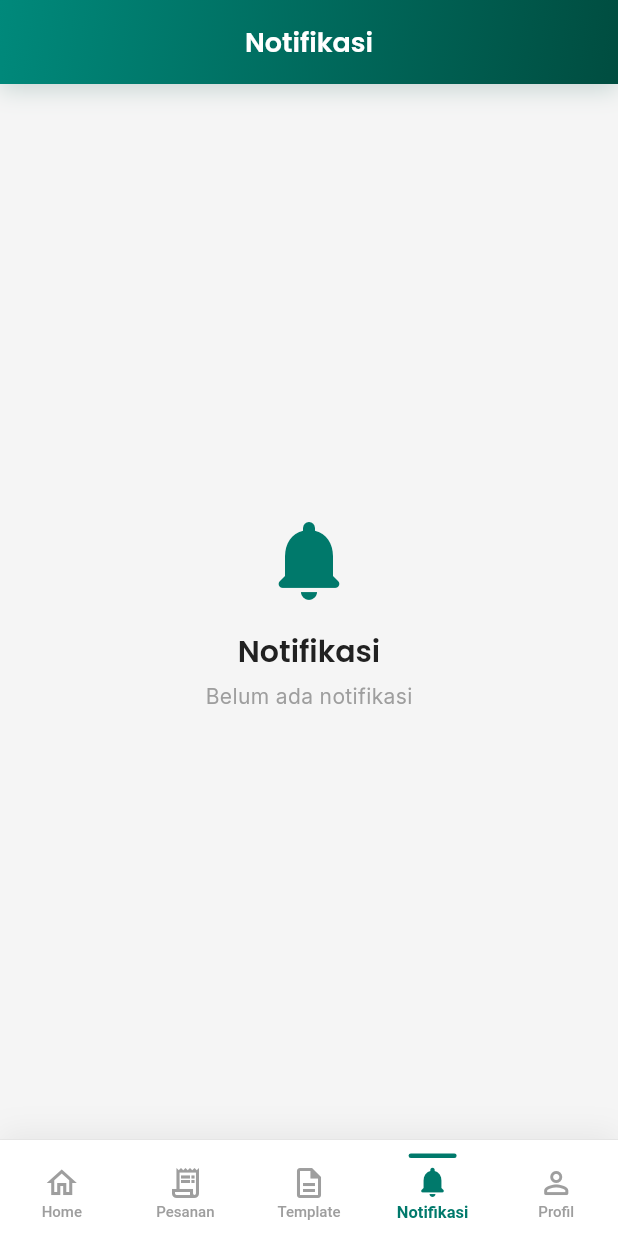
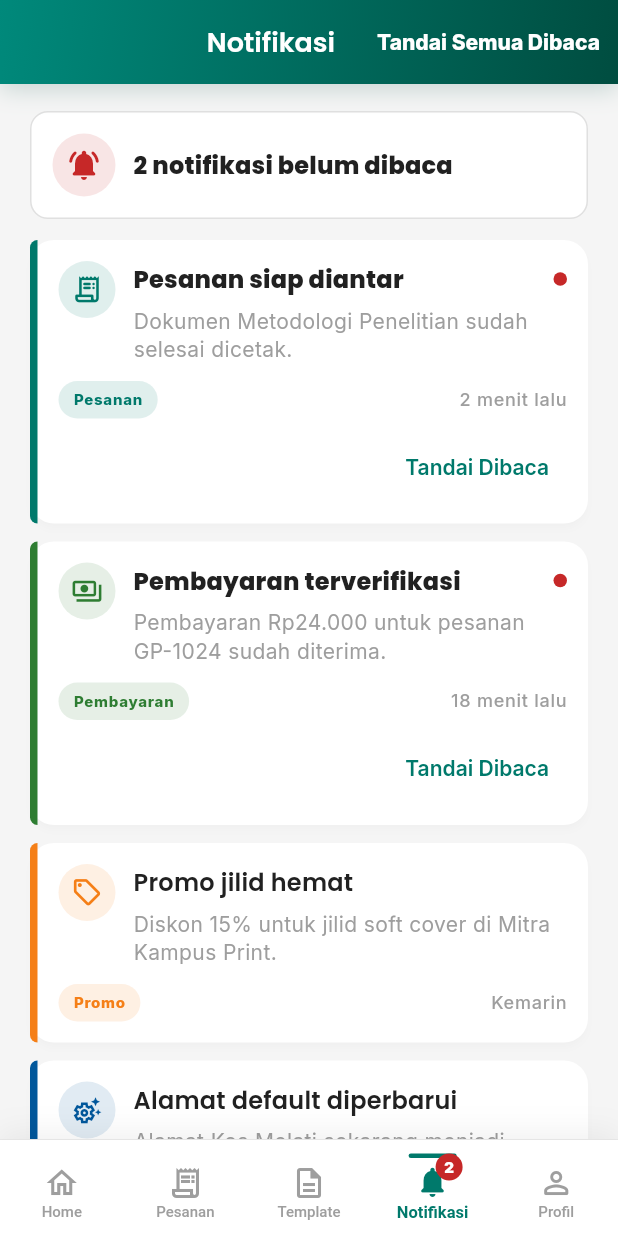
Before and after one commit to ilhamsyauqih/goprint, a Flutter app: the NotificationScreen screen opened by its route, on a phone screen of 412 x 824 dp. Run offline on Flutter 3.47's test engine with Material 3 defaults, Android fonts, the phone set to English and light mode, and no system bars; our stand-ins replace fl_chart, go_router, google_fonts, lottie.

Commit message:
menambahkan notifikasi

```diff
--- /dev/null
+++ b/lib/features/notifications/data/notification_store.dart
@@ -0,0 +1,100 @@
+import 'package:flutter/foundation.dart';
+
+enum NotificationType { order, payment, promo, system }
+
+class GoPrintNotification {
+  const GoPrintNotification({
+    required this.id,
+    required this.title,
+    required this.body,
+    required this.timeLabel,
+    required this.type,
+    required this.isRead,
+  });
+
+  final String id;
+  final String title;
+  final String body;
+  final String timeLabel;
+  final NotificationType type;
+  final bool isRead;
+
+  GoPrintNotification copyWith({bool? isRead}) {
+    return GoPrintNotification(
+      id: id,
+      title: title,
+      body: body,
+      timeLabel: timeLabel,
+      type: type,
+      isRead: isRead ?? this.isRead,
+    );
+  }
+}
+
+class NotificationStore extends ValueNotifier<List<GoPrintNotification>> {
+  NotificationStore() : super(_seedNotifications);
+
+  int get unreadCount {
+    return value.where((notification) => !notification.isRead).length;
+  }
+
+  void markAsRead(String id) {
+    value = [
+      for (final notification in value)
+        notification.id == id
+            ? notification.copyWith(isRead: true)
+            : notification,
+    ];
+  }
+
+  void markAllAsRead() {
+    value = [
+      for (final notification in value) notification.copyWith(isRead: true),
+    ];
+  }
+
+  void clear() {
+    value = const [];
+  }
+
+  void reset() {
+    value = _seedNotifications;
+  }
+}
+
+const List<GoPrintNotification> _seedNotifications = [
+  GoPrintNotification(
+    id: 'ready-001',
+    title: 'Pesanan siap diantar',
+    body: 'Dokumen Metodologi Penelitian sudah selesai dicetak.',
+    timeLabel: '2 menit lalu',
+    type: NotificationType.order,
+    isRead: false,
+  ),
+  GoPrintNotification(
+    id: 'payment-001',
+    title: 'Pembayaran terverifikasi',
+    body: 'Pembayaran Rp24.000 untuk pesanan GP-1024 sudah diterima.',
+    timeLabel: '18 menit lalu',
+    type: NotificationType.payment,
+    isRead: false,
+  ),
+  GoPrintNotification(
+    id: 'promo-001',
+    title: 'Promo jilid hemat',
+    body: 'Diskon 15% untuk jilid soft cover di Mitra Kampus Print.',
+    timeLabel: 'Kemarin',
+    type: NotificationType.promo,
+    isRead: true,
+  ),
+  GoPrintNotification(
+    id: 'system-001',
+    title: 'Alamat default diperbarui',
+    body: 'Alamat Kos Melati sekarang menjadi alamat pengantaran utama.',
+    timeLabel: '2 hari lalu',
+    type: NotificationType.system,
+    isRead: true,
+  ),
+];
+
+final NotificationStore notificationStore = NotificationStore();
--- a/lib/features/notifications/presentation/screens/notification_screen.dart
+++ b/lib/features/notifications/presentation/screens/notification_screen.dart
@@ -2,41 +2,158 @@ import 'package:flutter/material.dart';
 
 import '../../../../core/constants/app_colors.dart';
 import '../../../../shared/widgets/custom_app_bar.dart';
+import '../../data/notification_store.dart';
+import '../widgets/notification_card.dart';
 
-/// Placeholder NotificationScreen — akan diimplementasikan di task A4.
 class NotificationScreen extends StatelessWidget {
   const NotificationScreen({super.key});
 
   @override
   Widget build(BuildContext context) {
+    return ValueListenableBuilder<List<GoPrintNotification>>(
+      valueListenable: notificationStore,
+      builder: (context, notifications, _) {
+        final unreadCount = notificationStore.unreadCount;
+
+        return Scaffold(
+          appBar: CustomAppBar(
+            title: 'Notifikasi',
+            showBackButton: false,
+            actions: [
+              if (unreadCount > 0)
+                TextButton(
+                  onPressed: notificationStore.markAllAsRead,
+                  child: const Text(
+                    'Tandai Semua Dibaca',
+                    style: TextStyle(
+                      color: Colors.white,
+                      fontWeight: FontWeight.w800,
+                    ),
+                  ),
+                ),
+            ],
+          ),
+          body: notifications.isEmpty
+              ? const _EmptyNotificationState()
+              : ListView(
+                  padding: const EdgeInsets.fromLTRB(20, 18, 20, 20),
+                  children: [
+                    _UnreadSummary(unreadCount: unreadCount),
+                    const SizedBox(height: 14),
+                    for (final notification in notifications)
+                      NotificationCard(
+                        key: ValueKey(notification.id),
+                        notification: notification,
+                        onMarkRead: () {
+                          notificationStore.markAsRead(notification.id);
+                        },
+                      ),
+                  ],
+                ),
+        );
+      },
+    );
+  }
+}
+
+class _UnreadSummary extends StatelessWidget {
+  const _UnreadSummary({required this.unreadCount});
+
+  final int unreadCount;
+
+  @override
+  Widget build(BuildContext context) {
     final isDark = Theme.of(context).brightness == Brightness.dark;
 
-    return Scaffold(
-      appBar: const CustomAppBar(title: 'Notifikasi', showBackButton: false),
-      body: Center(
+    return Container(
+      padding: const EdgeInsets.all(14),
+      decoration: BoxDecoration(
+        color: isDark ? AppColors.darkElevated : AppColors.lightCard,
+        borderRadius: BorderRadius.circular(12),
+        border: Border.all(
+          color: isDark ? AppColors.darkBorder : AppColors.lightBorder,
+        ),
+      ),
+      child: Row(
+        children: [
+          Container(
+            width: 42,
+            height: 42,
+            decoration: BoxDecoration(
+              color: unreadCount > 0
+                  ? AppColors.error.withValues(alpha: 0.12)
+                  : AppColors.teal700.withValues(alpha: 0.12),
+              shape: BoxShape.circle,
+            ),
+            child: Icon(
+              unreadCount > 0
+                  ? Icons.notifications_active_rounded
+                  : Icons.done_all_rounded,
+              color: unreadCount > 0 ? AppColors.error : AppColors.teal700,
+            ),
+          ),
+          const SizedBox(width: 12),
+          Expanded(
+            child: Text(
+              unreadCount > 0
+                  ? '$unreadCount notifikasi belum dibaca'
+                  : 'Semua notifikasi sudah dibaca',
+              style: Theme.of(
+                context,
+              ).textTheme.titleMedium?.copyWith(fontWeight: FontWeight.w800),
+            ),
+          ),
+        ],
+      ),
+    );
+  }
+}
+
+class _EmptyNotificationState extends StatelessWidget {
+  const _EmptyNotificationState();
+
+  @override
+  Widget build(BuildContext context) {
+    final isDark = Theme.of(context).brightness == Brightness.dark;
+    final mutedColor = isDark
+        ? AppColors.darkMutedText
+        : AppColors.lightSubtleText;
+
+    return Center(
+      child: Padding(
+        padding: const EdgeInsets.all(28),
         child: Column(
           mainAxisAlignment: MainAxisAlignment.center,
           children: [
-            Icon(
-              Icons.notifications_rounded,
-              size: 64,
-              color: isDark ? AppColors.teal300 : AppColors.teal700,
+            Container(
+              width: 120,
+              height: 120,
+              decoration: BoxDecoration(
+                color: (isDark ? AppColors.teal300 : AppColors.teal700)
+                    .withValues(alpha: 0.12),
+                shape: BoxShape.circle,
+              ),
+              child: Icon(
+                Icons.notifications_off_outlined,
+                size: 58,
+                color: isDark ? AppColors.teal300 : AppColors.teal700,
+              ),
             ),
-            const SizedBox(height: 16),
+            const SizedBox(height: 20),
             Text(
-              'Notifikasi',
+              'Belum ada notifikasi',
+              textAlign: TextAlign.center,
               style: Theme.of(
                 context,
-              ).textTheme.titleLarge?.copyWith(fontWeight: FontWeight.w600),
+              ).textTheme.titleLarge?.copyWith(fontWeight: FontWeight.w800),
             ),
             const SizedBox(height: 8),
             Text(
-              'Belum ada notifikasi',
-              style: Theme.of(context).textTheme.bodyMedium?.copyWith(
-                color: isDark
-                    ? AppColors.darkMutedText
-                    : AppColors.lightSubtleText,
-              ),
+              'Update pesanan, pembayaran, dan promo akan muncul di sini.',
+              textAlign: TextAlign.center,
+              style: Theme.of(
+                context,
+              ).textTheme.bodyMedium?.copyWith(color: mutedColor, height: 1.45),
             ),
           ],
         ),
--- /dev/null
+++ b/lib/features/notifications/presentation/widgets/notification_card.dart
@@ -0,0 +1,185 @@
+import 'package:flutter/material.dart';
+
+import '../../../../core/constants/app_colors.dart';
+import '../../data/notification_store.dart';
+
+class NotificationCard extends StatelessWidget {
+  const NotificationCard({
+    required this.notification,
+    required this.onMarkRead,
+    super.key,
+  });
+
+  final GoPrintNotification notification;
+  final VoidCallback onMarkRead;
+
+  Color _typeColor(BuildContext context) {
+    final isDark = Theme.of(context).brightness == Brightness.dark;
+
+    return switch (notification.type) {
+      NotificationType.order => isDark ? AppColors.teal300 : AppColors.teal700,
+      NotificationType.payment =>
+        isDark ? AppColors.successDark : AppColors.success,
+      NotificationType.promo =>
+        isDark ? AppColors.warningDark : AppColors.warning,
+      NotificationType.system => isDark ? AppColors.infoDark : AppColors.info,
+    };
+  }
+
+  IconData get _typeIcon {
+    return switch (notification.type) {
+      NotificationType.order => Icons.receipt_long_rounded,
+      NotificationType.payment => Icons.payments_outlined,
+      NotificationType.promo => Icons.local_offer_outlined,
+      NotificationType.system => Icons.settings_suggest_outlined,
+    };
+  }
+
+  String get _typeLabel {
+    return switch (notification.type) {
+      NotificationType.order => 'Pesanan',
+      NotificationType.payment => 'Pembayaran',
+      NotificationType.promo => 'Promo',
+      NotificationType.system => 'Sistem',
+    };
+  }
+
+  @override
+  Widget build(BuildContext context) {
+    final typeColor = _typeColor(context);
+    final isDark = Theme.of(context).brightness == Brightness.dark;
+    final mutedColor = isDark
+        ? AppColors.darkMutedText
+        : AppColors.lightSubtleText;
+
+    return Card(
+      margin: const EdgeInsets.only(bottom: 12),
+      child: InkWell(
+        borderRadius: BorderRadius.circular(12),
+        onTap: notification.isRead ? null : onMarkRead,
+        child: IntrinsicHeight(
+          child: Row(
+            crossAxisAlignment: CrossAxisAlignment.stretch,
+            children: [
+              Container(
+                width: 5,
+                decoration: BoxDecoration(
+                  color: typeColor,
+                  borderRadius: const BorderRadius.horizontal(
+                    left: Radius.circular(12),
+                  ),
+                ),
+              ),
+              Expanded(
+                child: Padding(
+                  padding: const EdgeInsets.all(14),
+                  child: Column(
+                    crossAxisAlignment: CrossAxisAlignment.start,
+                    children: [
+                      Row(
+                        crossAxisAlignment: CrossAxisAlignment.start,
+                        children: [
+                          Container(
+                            width: 38,
+                            height: 38,
+                            decoration: BoxDecoration(
+                              color: typeColor.withValues(alpha: 0.12),
+                              shape: BoxShape.circle,
+                            ),
+                            child: Icon(_typeIcon, color: typeColor, size: 21),
+                          ),
+                          const SizedBox(width: 12),
+                          Expanded(
+                            child: Column(
+                              crossAxisAlignment: CrossAxisAlignment.start,
+                              children: [
+                                Row(
+                                  children: [
+                                    Expanded(
+                                      child: Text(
+                                        notification.title,
+                                        style: Theme.of(context)
+                                            .textTheme
+                                            .titleMedium
+                                            ?.copyWith(
+                                              fontWeight: notification.isRead
+                                                  ? FontWeight.w600
+                                                  : FontWeight.w800,
+                                            ),
+                                      ),
+                                    ),
+                                    if (!notification.isRead)
+                                      Container(
+                                        width: 9,
+                                        height: 9,
+                                        decoration: const BoxDecoration(
+                                          color: AppColors.error,
+                                          shape: BoxShape.circle,
+                                        ),
+                                      ),
+                                  ],
+                                ),
+                                const SizedBox(height: 6),
+                                Text(
+                                  notification.body,
+                                  style: Theme.of(context).textTheme.bodyMedium
+                                      ?.copyWith(
+                                        color: mutedColor,
+                                        height: 1.35,
+                                      ),
+                                ),
+                              ],
+                            ),
+                          ),
+                        ],
+                      ),
+                      const SizedBox(height: 12),
+                      Row(
+                        children: [
+                          Container(
+                            padding: const EdgeInsets.symmetric(
+                              horizontal: 10,
+                              vertical: 5,
+                            ),
+                            decoration: BoxDecoration(
+                              color: typeColor.withValues(alpha: 0.12),
+                              borderRadius: BorderRadius.circular(999),
+                            ),
+                            child: Text(
+                              _typeLabel,
+                              style: Theme.of(context).textTheme.labelSmall
+                                  ?.copyWith(
+                                    color: typeColor,
+                                    fontWeight: FontWeight.w800,
+                                  ),
+                            ),
+                          ),
+                          const Spacer(),
+                          Text(
+                            notification.timeLabel,
+                            style: Theme.of(context).textTheme.labelMedium
+                                ?.copyWith(color: mutedColor),
+                          ),
+                        ],
+                      ),
+                      if (!notification.isRead) ...[
+                        const SizedBox(height: 8),
+                        Align(
+                          alignment: Alignment.centerRight,
+                          child: TextButton(
+                            onPressed: onMarkRead,
+                            child: const Text('Tandai Dibaca'),
+                          ),
+                        ),
+                      ],
+                    ],
+                  ),
+                ),
+              ),
+            ],
+          ),
+        ),
+      ),
+    );
+  }
+}
--- a/lib/shared/widgets/custom_bottom_nav_bar.dart
+++ b/lib/shared/widgets/custom_bottom_nav_bar.dart
@@ -1,4 +1,7 @@
 import 'package:flutter/material.dart';
+
+import '../../core/constants/app_colors.dart';
+import '../../features/notifications/data/notification_store.dart';
 
 /// Bottom Navigation Bar kustom GoPrint — 5 tab, ikon + label, aksen teal.
 ///
@@ -47,6 +50,11 @@ class CustomBottomNavBar extends StatelessWidget {
     final navTheme = theme.bottomNavigationBarTheme;
     final isDark = theme.brightness == Brightness.dark;
 
+    return ValueListenableBuilder<List<GoPrintNotification>>(
+      valueListenable: notificationStore,
+      builder: (context, _, _) {
+        final unreadCount = notificationStore.unreadCount;
+
         return Container(
           decoration: BoxDecoration(
             color: navTheme.backgroundColor,
@@ -61,7 +69,9 @@ class CustomBottomNavBar extends StatelessWidget {
             ],
             border: Border(
               top: BorderSide(
-            color: isDark ? const Color(0xFF4D4D4D) : const Color(0xFFE0E0E0),
+                color: isDark
+                    ? const Color(0xFF4D4D4D)
+                    : const Color(0xFFE0E0E0),
                 width: 0.5,
               ),
             ),
@@ -74,6 +84,9 @@ class CustomBottomNavBar extends StatelessWidget {
                 children: List.generate(_items.length, (index) {
                   final item = _items[index];
                   final isActive = index == currentIndex;
+                  final badgeCount = item.label == 'Notifikasi'
+                      ? unreadCount
+                      : 0;
 
                   return Expanded(
                     child: _NavBarItem(
@@ -82,6 +95,7 @@ class CustomBottomNavBar extends StatelessWidget {
                       isActive: isActive,
                       selectedColor: navTheme.selectedItemColor!,
                       unselectedColor: navTheme.unselectedItemColor!,
+                      badgeCount: badgeCount,
                       onTap: () => onTap(index),
                     ),
                   );
@@ -89,6 +103,8 @@ class CustomBottomNavBar extends StatelessWidget {
               ),
             ),
           ),
+        );
+      },
     );
   }
 }
@@ -112,6 +128,7 @@ class _NavBarItem extends StatelessWidget {
     required this.isActive,
     required this.selectedColor,
     required this.unselectedColor,
+    required this.badgeCount,
     required this.onTap,
   });
 
@@ -120,6 +137,7 @@ class _NavBarItem extends StatelessWidget {
   final bool isActive;
   final Color selectedColor;
   final Color unselectedColor;
+  final int badgeCount;
   final VoidCallback onTap;
 
   @override
@@ -144,6 +162,9 @@ class _NavBarItem extends StatelessWidget {
               borderRadius: BorderRadius.circular(2),
             ),
           ),
+          Stack(
+            clipBehavior: Clip.none,
+            children: [
               AnimatedSwitcher(
                 duration: const Duration(milliseconds: 200),
                 child: Icon(
@@ -152,6 +173,31 @@ class _NavBarItem extends StatelessWidget {
                   color: color,
                   size: 24,
                 ),
+              ),
+              if (badgeCount > 0)
+                Positioned(
+                  right: -8,
+                  top: -7,
+                  child: Container(
+                    constraints: const BoxConstraints(minWidth: 18),
+                    height: 18,
+                    padding: const EdgeInsets.symmetric(horizontal: 5),
+                    alignment: Alignment.center,
+                    decoration: const BoxDecoration(
+                      color: AppColors.error,
+                      shape: BoxShape.circle,
+                    ),
+                    child: Text(
+                      badgeCount > 9 ? '9+' : '$badgeCount',
+                      style: const TextStyle(
+                        color: Colors.white,
+                        fontSize: 10,
+                        fontWeight: FontWeight.w900,
+                      ),
+                    ),
+                  ),
+                ),
+            ],
           ),
           const SizedBox(height: 2),
           AnimatedDefaultTextStyle(
```
Also changed, not shown: pubspec.lock, 2 other files. Lines whose indentation alone changed are shown as unchanged.
